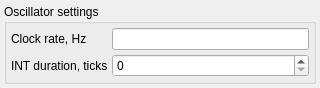
vitamin-caig/zxtune, file apps/zxtune-qt/ui/preferences/z80.ui: the form before one commit.
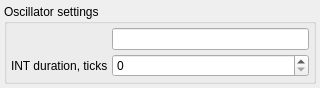
The form after the commit.

```diff
--- a/apps/zxtune-qt/ui/preferences/z80.ui
+++ b/apps/zxtune-qt/ui/preferences/z80.ui
@@ -36,11 +36,7 @@
        <number>4</number>
       </property>
       <item row="0" column="0">
-       <widget class="QLabel" name="clockRateLabel">
-        <property name="text">
-         <string>Clock rate, Hz</string>
-        </property>
-       </widget>
+       <widget class="QLabel" name="clockRateLabel"/>
       </item>
       <item row="0" column="1">
        <widget class="QLineEdit" name="clockRateValue">
```
